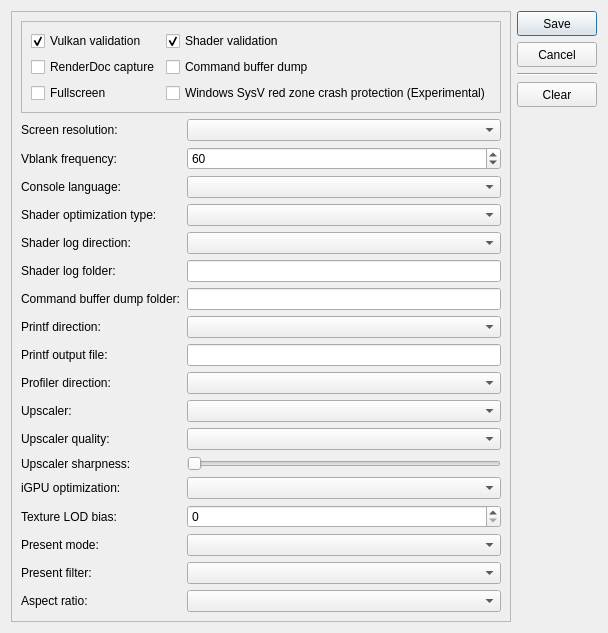
Old version of the form src/launcher/forms/configuration_edit_dialog.ui in the repository Coder787-source/KytyPlus.
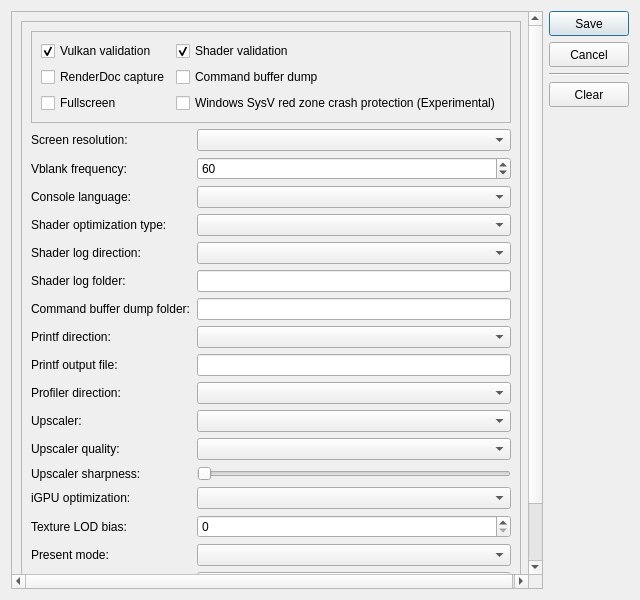
New version of the form. Custom widgets are drawn as their Qt base class.

Commit message:
fix(launcher): scrollable settings dialog + Load Game/ELF button
Settings dialog now wraps content in a QScrollArea so users can scroll
down to the controller mapping panel (24 controls) on any screen size.
Dialog size increased to 640x600 for better visibility.

Added "Load Game / ELF..." button next to "Install Package (.pkg)" so
users can boot raw ELF files or game directories without needing a PKG.
Useful for homebrew testing and non-packaged game dumps.

🤖 Generated with Codebuff

Patch:
```diff
--- a/src/launcher/forms/configuration_edit_dialog.ui
+++ b/src/launcher/forms/configuration_edit_dialog.ui
@@ -6,8 +6,8 @@
    <rect>
     <x>0</x>
     <y>0</y>
-    <width>560</width>
-    <height>450</height>
+    <width>640</width>
+    <height>600</height>
    </rect>
   </property>
   <property name="windowTitle">
@@ -18,7 +18,22 @@
   </property>
   <layout class="QGridLayout" name="gridLayout">
    <item row="0" column="0">
-    <widget class="QFrame" name="configuaration_groupbox">
+    <widget class="QScrollArea" name="scrollArea">
+     <property name="widgetResizable">
+      <bool>true</bool>
+     </property>
+     <widget class="QFrame" name="scrollAreaWidgetContents">
+      <property name="geometry">
+       <rect>
+        <x>0</x>
+        <y>0</y>
+        <width>500</width>
+        <height>550</height>
+       </rect>
+      </property>
+      <layout class="QVBoxLayout" name="scrollLayout">
+       <item>
+        <widget class="QFrame" name="configuaration_groupbox">
      <property name="frameShape">
       <enum>QFrame::StyledPanel</enum>
      </property>
@@ -387,6 +402,10 @@
        </widget>
       </item>
      </layout>
+    </widget>
+       </item>
+      </layout>
+     </widget>
     </widget>
    </item>
    <item row="0" column="1">
```
The commit also changes 2 other files.
